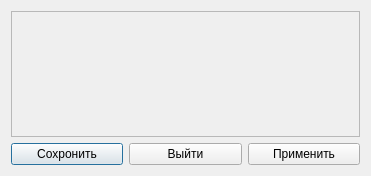
This is window/second_windows/settings/setting_window/settings_window.ui in m3xan/Calc_gross_error as Qt 5 draws it before an edit. The edited form follows.
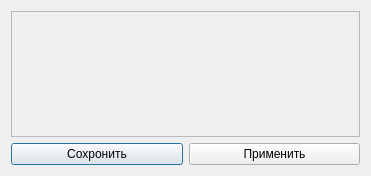
This is the edited form. Icons and pictures are not drawn.

The edit to the form file:
```diff
--- a/window/second_windows/settings/setting_window/settings_window.ui
+++ b/window/second_windows/settings/setting_window/settings_window.ui
@@ -66,14 +66,7 @@
       </widget>
      </item>
      <item>
-      <widget class="QPushButton" name="push_button_esc">
-       <property name="text">
-        <string>Выйти</string>
-       </property>
-      </widget>
-     </item>
-     <item>
-      <widget class="QPushButton" name="push_button_restart">
+      <widget class="QPushButton" name="push_button_apply">
        <property name="text">
         <string>Применить</string>
        </property>
```
Left out of the diff: 8 changed lines with no effect on the pictures.
